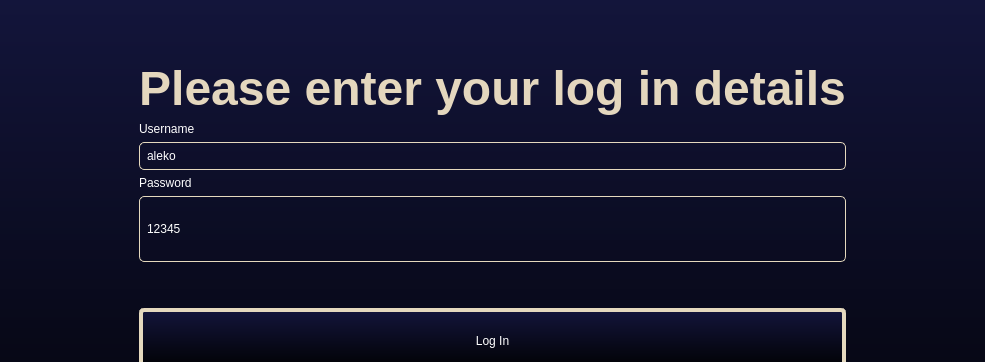
Dushnilas/recsys_project, file src/qt/login.ui: the form before one commit; both pictures show x 0 to 985 and y 0 to 362 of the 985 by 600 pixel window.
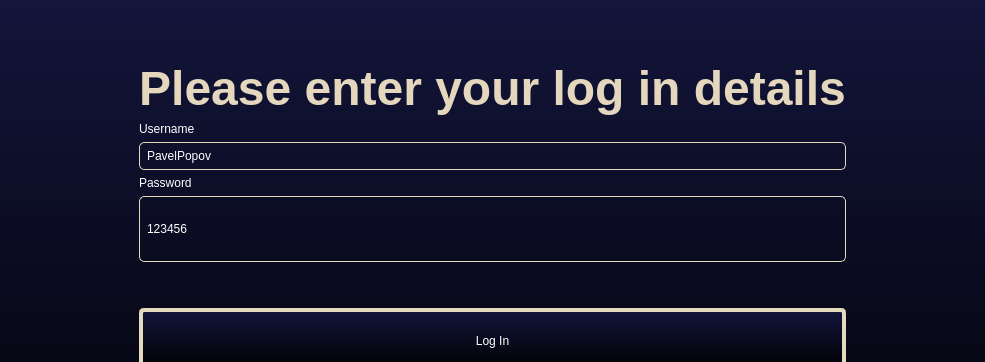
The form after the commit.

Patch:
```diff
--- a/src/qt/login.ui
+++ b/src/qt/login.ui
@@ -128,7 +128,7 @@
 padding: 5px;</string>
           </property>
           <property name="text">
-           <string>aleko</string>
+           <string>PavelPopov</string>
           </property>
          </widget>
         </item>
@@ -157,7 +157,7 @@
 padding: 5px;</string>
           </property>
           <property name="text">
-           <string>12345</string>
+           <string>123456</string>
           </property>
          </widget>
         </item>
```
